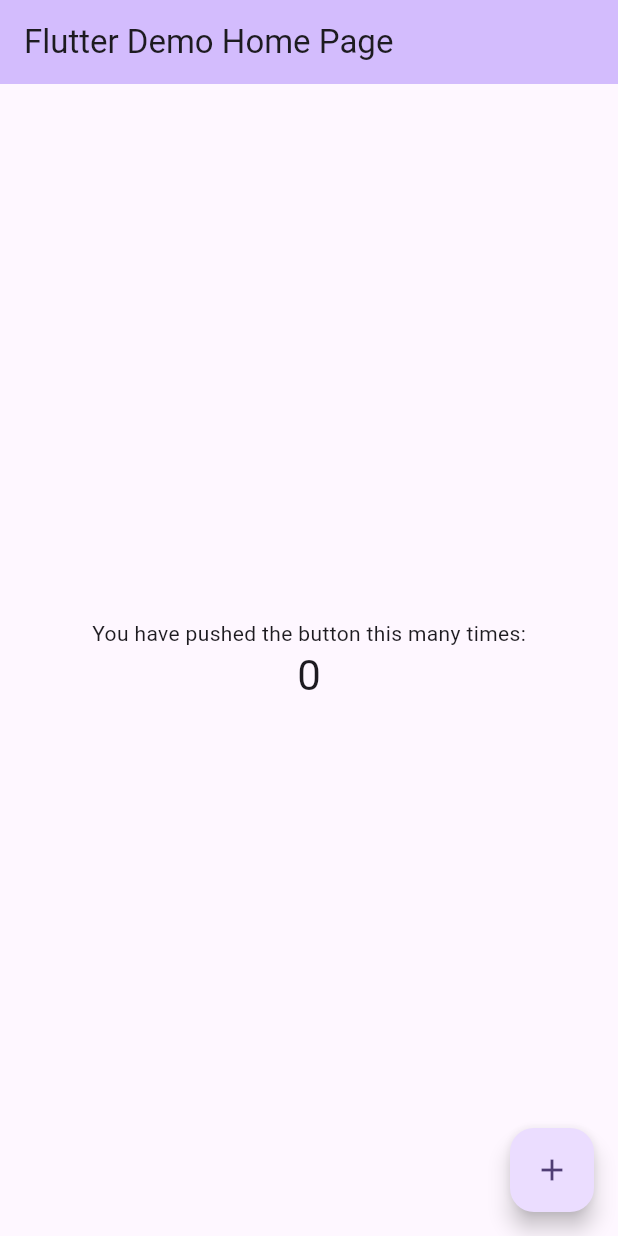
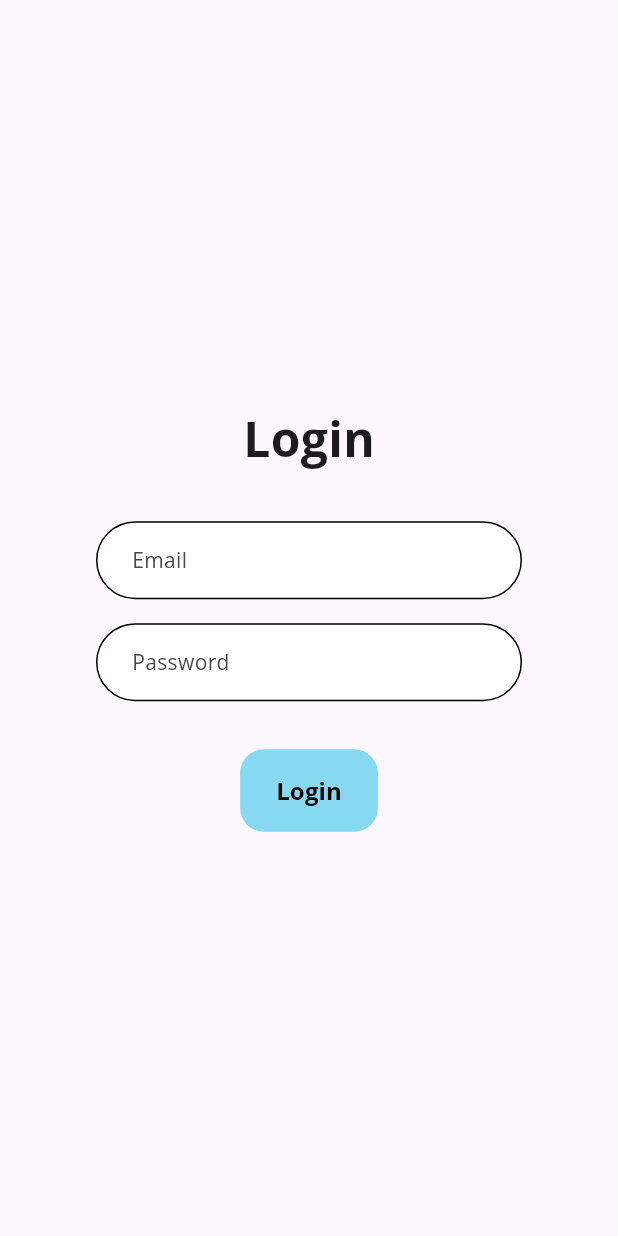
Before and after one commit to ISIS3510-202520/Flutter, a Flutter app: the screen it shows after launch, on a phone screen of 412 x 824 dp. Run offline on Flutter 3.47's test engine with Material 3 defaults, Android fonts, the phone set to English and light mode, and no system bars; our stand-ins replace cloud_firestore, firebase_auth, firebase_core, flutter_dotenv, google_fonts; accounts and stored records are empty.

Commit message:
Implement user authentication and registration with Firebase, including UI components and validation

```diff
--- a/lib/app.dart
+++ b/lib/app.dart
@@ -0,0 +1,34 @@
+import 'package:flutter/material.dart';
+import 'package:google_fonts/google_fonts.dart';
+import 'package:here4u/mvvm/ui/view/auth/auth_view.dart';
+class App extends StatelessWidget {
+  const App({super.key});
+
+  // This widget is the root of your application.
+  @override
+  Widget build(BuildContext context) {
+    return MaterialApp(
+      title: 'Flutter Demo',
+      theme: ThemeData(
+        // This is the theme of your application.
+        //
+        // TRY THIS: Try running your application with "flutter run". You'll see
+        // the application has a purple toolbar. Then, without quitting the app,
+        // try changing the seedColor in the colorScheme below to Colors.green
+        // and then invoke "hot reload" (save your changes or press the "hot
+        // reload" button in a Flutter-supported IDE, or press "r" if you used
+        // the command line to start the app).
+        //
+        // Notice that the counter didn't reset back to zero; the application
+        // state is not lost during the reload. To reset the state, use hot
+        // restart instead.
+        //
+        // This works for code too, not just values: Most code changes can be
+        // tested with just a hot reload.
+        colorScheme: ColorScheme.fromSeed(seedColor: Colors.deepPurple),
+        textTheme: GoogleFonts.openSansTextTheme(), // Apply Google Fonts Sans-serif
+      ),
+      home: const AuthView(),
+    );
+  }
+}
--- /dev/null
+++ b/lib/core/utils/validators.dart
@@ -0,0 +1,16 @@
+String? emailValidator(String? value) {
+  if (value == null || value.isEmpty) return 'Email is required';
+  final emailRegex = RegExp(r'^[^@\\s]+@[^@\\s]+\\.[^@\\s]+$');
+  if (!emailRegex.hasMatch(value)) return 'Enter a valid email';
+  return null;
+}
+
+String? passwordValidator(String? value) {
+  if (value == null || value.isEmpty) return 'Password is required';
+  if (value.length < 8) return 'Password must be at least 8 characters';
+  if (!RegExp(r'[A-Z]').hasMatch(value)) return 'Include at least one uppercase letter';
+  if (!RegExp(r'[a-z]').hasMatch(value)) return 'Include at least one lowercase letter';
+  if (!RegExp(r'[0-9]').hasMatch(value)) return 'Include at least one number';
+  if (!RegExp(r'[!@#\$&*~]').hasMatch(value)) return 'Include at least one special character';
+  return null;
+}
--- a/lib/main.dart
+++ b/lib/main.dart
@@ -1,6 +1,7 @@
 import 'package:flutter/material.dart';
 import 'package:flutter_dotenv/flutter_dotenv.dart';
 import 'package:firebase_core/firebase_core.dart';
+import 'package:here4u/app.dart';
 import 'firebase_options.dart';
 
 Future<void> main() async {
@@ -13,122 +14,5 @@ Future<void> main() async {
   );
 
   // Load the app
-  runApp(const MyApp());
+  runApp(const App());
 }
-
-class MyApp extends StatelessWidget {
-  const MyApp({super.key});
-
-  // This widget is the root of your application.
-  @override
-  Widget build(BuildContext context) {
-    return MaterialApp(
-      title: 'Flutter Demo',
-      theme: ThemeData(
-        // This is the theme of your application.
-        //
-        // TRY THIS: Try running your application with "flutter run". You'll see
-        // the application has a purple toolbar. Then, without quitting the app,
-        // try changing the seedColor in the colorScheme below to Colors.green
-        // and then invoke "hot reload" (save your changes or press the "hot
-        // reload" button in a Flutter-supported IDE, or press "r" if you used
-        // the command line to start the app).
-        //
-        // Notice that the counter didn't reset back to zero; the application
-        // state is not lost during the reload. To reset the state, use hot
-        // restart instead.
-        //
-        // This works for code too, not just values: Most code changes can be
-        // tested with just a hot reload.
-        colorScheme: ColorScheme.fromSeed(seedColor: Colors.deepPurple),
-      ),
-      home: const MyHomePage(title: 'Flutter Demo Home Page'),
-    );
-  }
-}
-
-class MyHomePage extends StatefulWidget {
-  const MyHomePage({super.key, required this.title});
-
-  // This widget is the home page of your application. It is stateful, meaning
-  // that it has a State object (defined below) that contains fields that affect
-  // how it looks.
-
-  // This class is the configuration for the state. It holds the values (in this
-  // case the title) provided by the parent (in this case the App widget) and
-  // used by the build method of the State. Fields in a Widget subclass are
-  // always marked "final".
-
-  final String title;
-
-  @override
-  State<MyHomePage> createState() => _MyHomePageState();
-}
-
-class _MyHomePageState extends State<MyHomePage> {
-  int _counter = 0;
-
-  void _incrementCounter() {
-    setState(() {
-      // This call to setState tells the Flutter framework that something has
-      // changed in this State, which causes it to rerun the build method below
-      // so that the display can reflect the updated values. If we changed
-      // _counter without calling setState(), then the build method would not be
-      // called again, and so nothing would appear to happen.
-      _counter++;
-    });
-  }
-
-  @override
-  Widget build(BuildContext context) {
-    // This method is rerun every time setState is called, for instance as done
-    // by the _incrementCounter method above.
-    //
-    // The Flutter framework has been optimized to make rerunning build methods
-    // fast, so that you can just rebuild anything that needs updating rather
-    // than having to individually change instances of widgets.
-    return Scaffold(
-      appBar: AppBar(
-        // TRY THIS: Try changing the color here to a specific color (to
-        // Colors.amber, perhaps?) and trigger a hot reload to see the AppBar
-        // change color while the other colors stay the same.
-        backgroundColor: Theme.of(context).colorScheme.inversePrimary,
-        // Here we take the value from the MyHomePage object that was created by
-        // the App.build method, and use it to set our appbar title.
-        title: Text(widget.title),
-      ),
-      body: Center(
-        // Center is a layout widget. It takes a single child and positions it
-        // in the middle of the parent.
-        child: Column(
-          // Column is also a layout widget. It takes a list of children and
-          // arranges them vertically. By default, it sizes itself to fit its
-          // children horizontally, and tries to be as tall as its parent.
-          //
-          // Column has various properties to control how it sizes itself and
-          // how it positions its children. Here we use mainAxisAlignment to
-          // center the children vertically; the main axis here is the vertical
-          // axis because Columns are vertical (the cross axis would be
-          // horizontal).
-          //
-          // TRY THIS: Invoke "debug painting" (choose the "Toggle Debug Paint"
-          // action in the IDE, or press "p" in the console), to see the
-          // wireframe for each widget.
-          mainAxisAlignment: MainAxisAlignment.center,
-          children: <Widget>[
-            Text('You have pushed the button this many times:'),
-            Text(
-              '$_counter',
-              style: Theme.of(context).textTheme.headlineMedium,
-            ),
-          ],
-        ),
-      ),
-      floatingActionButton: FloatingActionButton(
-        onPressed: _incrementCounter,
-        tooltip: 'Increment',
-        child: const Icon(Icons.add),
-      ), // This trailing comma makes auto-formatting nicer for build methods.
-    );
-  }
-}
--- /dev/null
+++ b/lib/mvvm/ui/view/auth/auth_view.dart
@@ -0,0 +1,28 @@
+import 'package:flutter/material.dart';
+import 'package:firebase_auth/firebase_auth.dart';
+import 'package:here4u/home_page.dart';
+import 'package:here4u/mvvm/ui/view/auth/login_view.dart';
+
+class AuthView extends StatelessWidget {
+  const AuthView({super.key});
+
+  @override
+  Widget build(BuildContext context) {
+    return StreamBuilder<User?>(
+      stream: FirebaseAuth.instance.authStateChanges(),
+      builder: (context, snapshot) {
+        if (snapshot.connectionState == ConnectionState.waiting) {
+          return const Center(child: CircularProgressIndicator());
+        }
+        if (snapshot.hasData) {
+          // Optionally check email verification
+          // if (!snapshot.data!.emailVerified) {
+          //   return const VerifyEmailPage();
+          // }
+          return const MyHomePage(title: 'Flutter Demo Home Page');
+        }
+        return const LoginView();
+      },
+    );
+  }
+}
--- /dev/null
+++ b/lib/mvvm/ui/view/auth/login_view.dart
@@ -0,0 +1,57 @@
+import 'package:flutter/material.dart';
+import '../../widgets/inputs/rounded_textbox.dart';
+import '../../widgets/buttons/rounded_button.dart';
+
+class LoginView extends StatefulWidget {
+	const LoginView({super.key});
+
+	@override
+	State<LoginView> createState() => _LoginViewState();
+}
+
+class _LoginViewState extends State<LoginView> {
+	final TextEditingController _emailController = TextEditingController();
+	final TextEditingController _passwordController = TextEditingController();
+
+	void _login() {
+		// TODO: Implement login logic using your controller
+		final email = _emailController.text;
+		final password = _passwordController.text;
+		// Call your controller's login method here
+	}
+
+	@override
+	Widget build(BuildContext context) {
+		return Scaffold(
+			body: Center(
+				child: SingleChildScrollView(
+					child: Column(
+						mainAxisAlignment: MainAxisAlignment.center,
+						children: [
+							const Text(
+								'Login',
+								style: TextStyle(fontSize: 32, fontWeight: FontWeight.bold),
+							),
+							const SizedBox(height: 32),
+							RoundedTextbox(
+								hintText: 'Email',
+								controller: _emailController,
+							),
+							const SizedBox(height: 16),
+							RoundedTextbox(
+								hintText: 'Password',
+								controller: _passwordController,
+								obscureText: true,
+							),
+							const SizedBox(height: 32),
+							RoundedButton(
+								text: 'Login',
+								onPressed: _login,
+							),
+						],
+					),
+				),
+			),
+		);
+	}
+}
--- /dev/null
+++ b/lib/mvvm/ui/widgets/buttons/rounded_button.dart
@@ -0,0 +1,64 @@
+import 'package:flutter/material.dart';
+
+class RoundedButton extends StatelessWidget {
+  final String text;
+  final VoidCallback onPressed;
+  final IconData? icon;
+  final bool isBold;
+  final Color color;
+  final Color textColor;
+
+  const RoundedButton({
+    super.key,
+    required this.text,
+    required this.onPressed,
+    this.icon,
+    this.isBold = true,
+    this.color = const Color(0xFF86D9F0),
+    this.textColor = Colors.black,
+  });
+
+  @override
+  Widget build(BuildContext context) {
+    final buttonChild = icon == null
+        ? Text(
+            text,
+            style: TextStyle(
+              fontWeight: isBold ? FontWeight.bold : FontWeight.normal,
+              color: textColor,
+              fontSize: 16,
+            ),
+          )
+        : Row(
+            mainAxisSize: MainAxisSize.min,
+            children: [
+              Icon(icon, color: textColor),
+              const SizedBox(width: 8),
+              Text(
+                text,
+                style: TextStyle(
+                  fontWeight: isBold ? FontWeight.bold : FontWeight.normal,
+                  color: textColor,
+                  fontSize: 16,
+                ),
+              ),
+            ],
+          );
+
+    return Padding(
+      padding: const EdgeInsets.symmetric(horizontal: 16.0),
+      child: ElevatedButton(
+        style: ElevatedButton.styleFrom(
+          backgroundColor: color,
+          shape: RoundedRectangleBorder(
+            borderRadius: BorderRadius.circular(16), // Sharper round edges
+          ),
+          padding: const EdgeInsets.symmetric(vertical: 16, horizontal: 24),
+          elevation: 0,
+        ),
+        onPressed: onPressed,
+        child: buttonChild,
+      ),
+    );
+  }
+}
--- /dev/null
+++ b/lib/mvvm/ui/widgets/inputs/rounded_textbox.dart
@@ -0,0 +1,47 @@
+import 'package:flutter/material.dart';
+
+class RoundedTextbox extends StatelessWidget {
+  final String hintText;
+  final TextEditingController? controller;
+  final String? Function(String?)? validator;
+  final bool obscureText;
+
+  const RoundedTextbox({
+    super.key,
+    required this.hintText,
+    this.controller,
+    this.validator,
+    this.obscureText = false,
+  });
+
+  @override
+  Widget build(BuildContext context) {
+    return Padding(
+      padding: const EdgeInsets.symmetric(horizontal: 64.0),
+      child: TextFormField(
+        controller: controller,
+        obscureText: obscureText,
+        decoration: InputDecoration(
+          hintText: hintText,
+          contentPadding: EdgeInsets.symmetric(vertical: 16, horizontal: 20),
+          border: OutlineInputBorder(
+            borderRadius: BorderRadius.circular(30),
+            borderSide: const BorderSide(color: Colors.black, width: 1),
+          ),
+          enabledBorder: OutlineInputBorder(
+            borderRadius: BorderRadius.circular(30),
+            borderSide: const BorderSide(color: Colors.black, width: 1),
+          ),
+          focusedBorder: OutlineInputBorder(
+            borderRadius: BorderRadius.circular(30),
+            borderSide: const BorderSide(color: Colors.black, width: 2),
+          ),
+          filled: true,
+          fillColor: Colors.white,
+        ),
+        style: Theme.of(context).textTheme.bodyMedium,
+        validator: validator,
+      ),
+    );
+  }
+}
--- /dev/null
+++ b/lib/widgets/buttons/rounded_button.dart
@@ -0,0 +1,64 @@
+import 'package:flutter/material.dart';
+
+class RoundedButton extends StatelessWidget {
+  final String text;
+  final VoidCallback onPressed;
+  final IconData? icon;
+  final bool isBold;
+  final Color color;
+  final Color textColor;
+
+  const RoundedButton({
+    super.key,
+    required this.text,
+    required this.onPressed,
+    this.icon,
+    this.isBold = true,
+    this.color = Colors.black,
+    this.textColor = Colors.white,
+  });
+
+  @override
+  Widget build(BuildContext context) {
+    final buttonChild = icon == null
+        ? Text(
+            text,
+            style: TextStyle(
+              fontWeight: isBold ? FontWeight.bold : FontWeight.normal,
+              color: textColor,
+              fontSize: 16,
+            ),
+          )
+        : Row(
+            mainAxisSize: MainAxisSize.min,
+            children: [
+              Icon(icon, color: textColor),
+              const SizedBox(width: 8),
+              Text(
+                text,
+                style: TextStyle(
+                  fontWeight: isBold ? FontWeight.bold : FontWeight.normal,
+                  color: textColor,
+                  fontSize: 16,
+                ),
+              ),
+            ],
+          );
+
+    return Padding(
+      padding: const EdgeInsets.symmetric(horizontal: 16.0),
+      child: ElevatedButton(
+        style: ElevatedButton.styleFrom(
+          backgroundColor: color,
+          shape: RoundedRectangleBorder(
+            borderRadius: BorderRadius.circular(16), // Sharper round edges
+          ),
+          padding: const EdgeInsets.symmetric(vertical: 16, horizontal: 24),
+          elevation: 0,
+        ),
+        onPressed: onPressed,
+        child: buttonChild,
+      ),
+    );
+  }
+}
--- /dev/null
+++ b/lib/widgets/rounded_textbox.dart
@@ -0,0 +1,33 @@
+import 'package:flutter/material.dart';
+
+class RoundedTextbox extends StatelessWidget {
+  final String hintText;
+  final TextEditingController? controller;
+  final bool obscureText;
+
+  const RoundedTextbox({
+    super.key,
+    required this.hintText,
+    this.controller,
+    this.obscureText = false,
+  });
+
+  @override
+  Widget build(BuildContext context) {
+    return TextField(
+      controller: controller,
+      obscureText: obscureText,
+      decoration: InputDecoration(
+        hintText: hintText,
+        contentPadding: EdgeInsets.symmetric(vertical: 16, horizontal: 20),
+        border: OutlineInputBorder(
+          borderRadius: BorderRadius.circular(30),
+          borderSide: BorderSide.none,
+        ),
+        filled: true,
+        fillColor: Colors.grey[200],
+      ),
+      style: Theme.of(context).textTheme.bodyMedium,
+    );
+  }
+}
--- a/pubspec.yaml
+++ b/pubspec.yaml
@@ -36,6 +36,9 @@ dependencies:
   cupertino_icons: ^1.0.8
   flutter_dotenv: ^6.0.0
   firebase_core: ^4.1.0
+  cloud_firestore: ^6.0.1
+  google_fonts: ^5.0.0
+  firebase_auth: ^6.0.2
 
 dev_dependencies:
   flutter_test:
```
Also changed, not shown: lib/home_page.dart (added, +108 -0 lines), lib/models/user_entity.dart (added, +31 -0 lines), lib/mvvm/data/repository/user_repository.dart (added, +19 -0 lines), lib/mvvm/data/services/user_service.dart (added, +13 -0 lines), lib/mvvm/ui/view_model/user_view_model.dart (added, +16 -0 lines), pubspec.lock, 3 other files.
